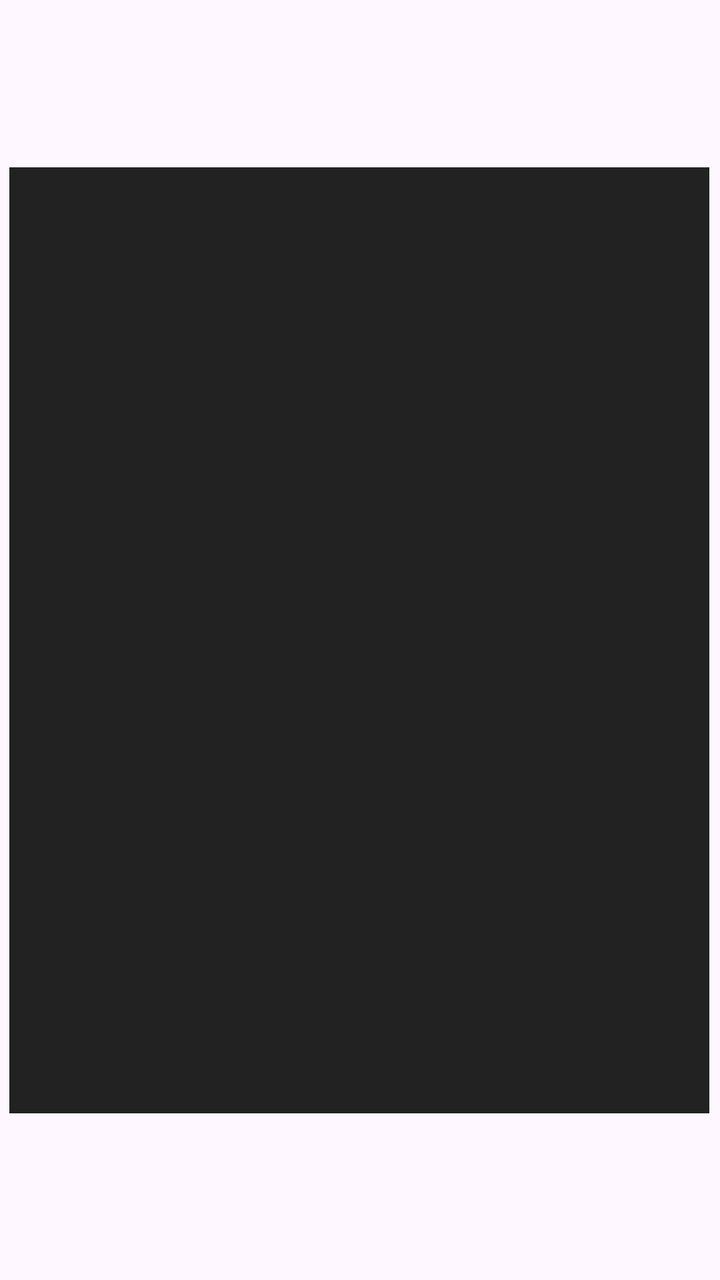
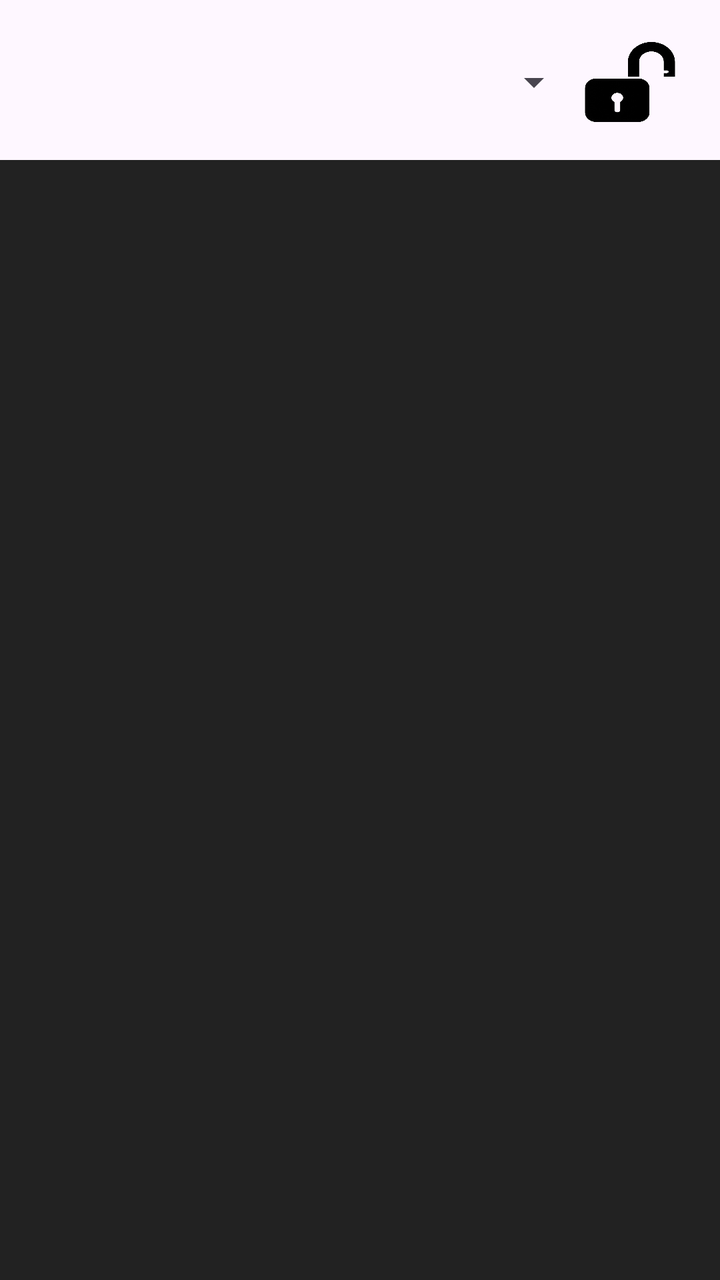

The first picture is an Android layout as it rendered before a commit; the second is the same layout after the commit. The layout source and the unified diff follow.
<!-- AndroidManifest.xml: application theme Theme.ProyectoPuzzlelogico -->
<!-- res/layout/activity_tutorial.xml -->
<?xml version="1.0" encoding="utf-8"?>
<androidx.constraintlayout.widget.ConstraintLayout
    xmlns:android="http://schemas.android.com/apk/res/android"
    xmlns:app="http://schemas.android.com/apk/res-auto"
    xmlns:tools="http://schemas.android.com/tools"
    android:id="@+id/main"
    android:layout_width="match_parent"
    android:layout_height="match_parent"
    tools:context=".Tutorial">

    <FrameLayout
        android:id="@+id/contenedorTablero"
        android:layout_width="350dp"
        android:layout_height="473dp"
        android:layout_marginStart="30dp"
        android:layout_marginTop="129dp"
        android:layout_marginEnd="31dp"
        android:layout_marginBottom="129dp"
        android:background="#222222"
        app:layout_constraintBottom_toBottomOf="parent"
        app:layout_constraintEnd_toEndOf="parent"
        app:layout_constraintStart_toStartOf="parent"
        app:layout_constraintTop_toTopOf="parent" />

</androidx.constraintlayout.widget.ConstraintLayout>
<!-- resources referenced by this layout -->
<resources>
  <style name="Theme.ProyectoPuzzlelogico" parent="Base.Theme.ProyectoPuzzlelogico" />
  <style name="Base.Theme.ProyectoPuzzlelogico" parent="Theme.Material3.DayNight.NoActionBar">
          
          
      </style>
</resources>

<!-- the commit's change to res/layout/activity_tutorial.xml (unified diff, before → after) -->
@@ -10,16 +10,54 @@
 
     <FrameLayout
         android:id="@+id/contenedorTablero"
-        android:layout_width="350dp"
-        android:layout_height="473dp"
-        android:layout_marginStart="30dp"
-        android:layout_marginTop="129dp"
-        android:layout_marginEnd="31dp"
-        android:layout_marginBottom="129dp"
+        android:layout_width="380dp"
+        android:layout_height="570dp"
+        android:layout_marginStart="15dp"
+        android:layout_marginTop="14dp"
+        android:layout_marginEnd="16dp"
         android:background="#222222"
+        app:layout_constraintEnd_toEndOf="parent"
+        app:layout_constraintStart_toStartOf="parent"
+        app:layout_constraintTop_toBottomOf="@+id/spinner" />
+
+    <Button
+        android:id="@+id/button2"
+        android:layout_width="380dp"
+        android:layout_height="60dp"
+        android:layout_marginStart="16dp"
+        android:layout_marginTop="5dp"
+        android:layout_marginEnd="15dp"
+        android:layout_marginBottom="16dp"
+        android:text="@string/btn3"
         app:layout_constraintBottom_toBottomOf="parent"
+        app:layout_constraintEnd_toEndOf="parent"
+        app:layout_constraintStart_toStartOf="parent"
+        app:layout_constraintTop_toBottomOf="@+id/contenedorTablero" />
+
+    <Spinner
+        android:id="@+id/spinner"
+        android:layout_width="300dp"
+        android:layout_height="50dp"
+        android:layout_marginStart="16dp"
+        android:layout_marginTop="16dp"
+        android:layout_marginEnd="95dp"
         app:layout_constraintEnd_toEndOf="parent"
         app:layout_constraintStart_toStartOf="parent"
         app:layout_constraintTop_toTopOf="parent" />
 
+    <Button
+        android:id="@+id/button4"
+        android:layout_width="60dp"
+        android:layout_height="50dp"
+        android:layout_marginStart="11dp"
+        android:layout_marginTop="16dp"
+        android:layout_marginEnd="15dp"
+        android:background="@drawable/ic_unlock"
+        android:contentDescription="Bloquear / desbloquear movimiento"
+        android:onClick="mover"
+        app:layout_constraintEnd_toEndOf="parent"
+        app:layout_constraintHorizontal_bias="1.0"
+        app:layout_constraintStart_toEndOf="@+id/spinner"
+        app:layout_constraintTop_toTopOf="parent" />
+
 </androidx.constraintlayout.widget.ConstraintLayout>
<!-- resource entries referenced after the edit -->
@@ -1,5 +1,7 @@
 <!-- resources referenced by this layout -->
 <resources>
+  <!-- drawable ic_unlock: png bitmap (drawable, 113715 bytes) -->
+  <string name="btn3">Probar</string>
   <style name="Theme.ProyectoPuzzlelogico" parent="Base.Theme.ProyectoPuzzlelogico" />
   <style name="Base.Theme.ProyectoPuzzlelogico" parent="Theme.Material3.DayNight.NoActionBar">
           
